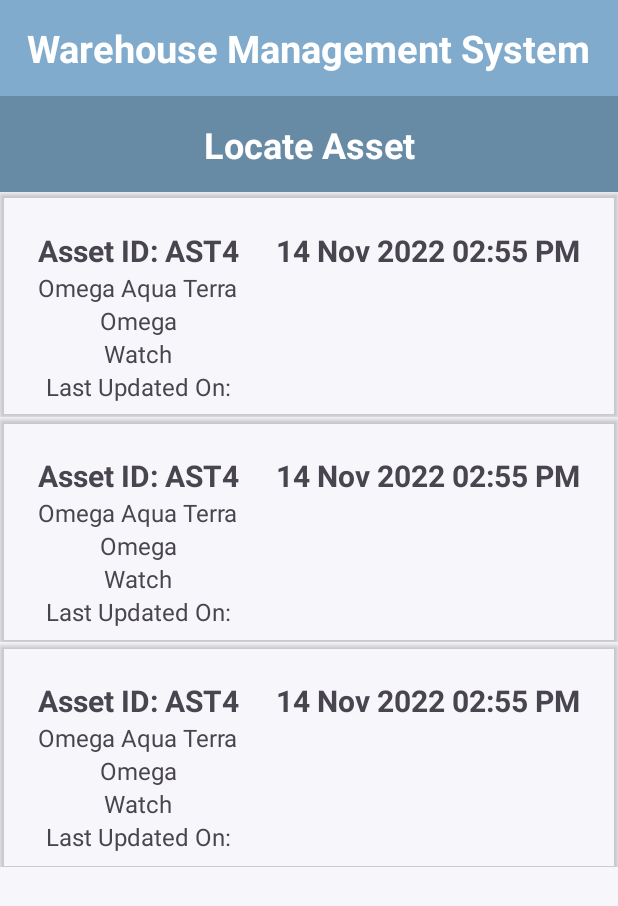
After one commit to insidetech21/cRFID-Android, an Android app: the layout locate_asset_activity.xml on its own in the app's theme, with its tools: preview values and no code run, on a phone screen of 412 x 824 dp. The commit adds this screen. Shown: the top 906 px of the screen. Run offline under Robolectric (Android 15) with nearby library versions, the phone set to English and light mode, and no system bars.

Commit message:
Locate Asset
-locate asset ui
-recyclerview common item for locate asset, material tag pair and unpair added.

```diff
--- a/app/src/main/AndroidManifest.xml
+++ b/app/src/main/AndroidManifest.xml
@@ -12,6 +12,9 @@
         android:supportsRtl="true"
         android:theme="@style/Theme.CRFID"
         tools:targetApi="31">
+        <activity
+            android:name=".Locate_Asset"
+            android:exported="false" />
         <activity
             android:name=".ReadMaterial"
             android:exported="false"
--- a/app/src/main/java/com/example/crfid/HomePage.java
+++ b/app/src/main/java/com/example/crfid/HomePage.java
@@ -1,14 +1,28 @@
 package com.example.crfid;
 
 import androidx.appcompat.app.AppCompatActivity;
+import androidx.cardview.widget.CardView;
 
+import android.content.Intent;
 import android.os.Bundle;
+import android.view.View;
 
 public class HomePage extends AppCompatActivity {
 
+
+    CardView locateCard;
     @Override
     protected void onCreate(Bundle savedInstanceState) {
         super.onCreate(savedInstanceState);
         setContentView(R.layout.activity_home_page);
+        locateCard=findViewById ( R.id.locateAssets );
+        locateCard.setOnClickListener ( new View.OnClickListener ( ) {
+            @Override
+            public
+            void onClick ( View view ) {
+                Intent intent=new Intent( HomePage.this, Locate_Asset.class );
+                startActivity(intent);
+            }
+        } );
     }
 }
--- /dev/null
+++ b/app/src/main/java/com/example/crfid/Locate_Asset.java
@@ -0,0 +1,16 @@
+package com.example.crfid;
+
+import androidx.appcompat.app.AppCompatActivity;
+
+import android.os.Bundle;
+
+public
+class Locate_Asset extends AppCompatActivity {
+
+    @Override
+    protected
+    void onCreate ( Bundle savedInstanceState ) {
+        super.onCreate ( savedInstanceState );
+        setContentView ( R.layout.locate_asset_activity );
+    }
+}
--- a/app/src/main/res/layout/activity_home_page.xml
+++ b/app/src/main/res/layout/activity_home_page.xml
@@ -179,7 +179,9 @@
         app:layout_constraintEnd_toEndOf="parent"
         app:layout_constraintHorizontal_bias="0.5"
         app:layout_constraintStart_toEndOf="@+id/readAssets"
-        app:layout_constraintTop_toTopOf="@+id/readAssets">
+        app:layout_constraintTop_toTopOf="@+id/readAssets"
+
+        >
 
         <androidx.constraintlayout.widget.ConstraintLayout
             android:layout_width="match_parent"
--- /dev/null
+++ b/app/src/main/res/layout/common_recycler_locate_tag_pair_unpair.xml
@@ -0,0 +1,96 @@
+<?xml version="1.0" encoding="utf-8"?>
+<androidx.constraintlayout.widget.ConstraintLayout xmlns:android="http://schemas.android.com/apk/res/android"
+    xmlns:app="http://schemas.android.com/apk/res-auto"
+    xmlns:tools="http://schemas.android.com/tools"
+    android:layout_width="match_parent"
+    android:layout_height="wrap_content"
+    >
+
+    <androidx.cardview.widget.CardView
+        android:layout_width="0dp"
+        android:layout_height="150dp"
+        app:cardBackgroundColor="@android:color/transparent"
+        app:layout_constraintBottom_toBottomOf="parent"
+        app:layout_constraintEnd_toEndOf="parent"
+        app:layout_constraintHorizontal_bias="1.0"
+        app:layout_constraintStart_toStartOf="parent"
+        app:layout_constraintTop_toTopOf="parent">
+
+        <androidx.constraintlayout.widget.ConstraintLayout
+            android:layout_width="match_parent"
+            android:layout_height="match_parent">
+
+            <TextView
+                android:id="@+id/assetID"
+                android:layout_width="wrap_content"
+                android:layout_height="wrap_content"
+                android:layout_marginTop="16dp"
+                android:text="Asset ID: AST4"
+                android:textSize="20sp"
+                android:textStyle="bold"
+                app:layout_constraintBottom_toTopOf="@+id/textView14"
+                app:layout_constraintEnd_toStartOf="@+id/dateTime"
+                app:layout_constraintHorizontal_bias="0.5"
+                app:layout_constraintStart_toStartOf="parent"
+                app:layout_constraintTop_toTopOf="parent"
+                app:layout_constraintVertical_chainStyle="packed" />
+
+            <TextView
+                android:id="@+id/dateTime"
+                android:layout_width="wrap_content"
+                android:layout_height="wrap_content"
+                android:text="14 Nov 2022 02:55 PM"
+                android:textSize="20sp"
+                android:textStyle="bold"
+                app:layout_constraintBottom_toBottomOf="@+id/assetID"
+                app:layout_constraintEnd_toEndOf="parent"
+                app:layout_constraintHorizontal_bias="0.5"
+                app:layout_constraintStart_toEndOf="@+id/assetID"
+                app:layout_constraintTop_toTopOf="@+id/assetID" />
+
+            <TextView
+                android:id="@+id/textView14"
+                android:layout_width="wrap_content"
+                android:layout_height="wrap_content"
+                android:text="Omega Aqua Terra"
+                android:textSize="16sp"
+                app:layout_constraintBottom_toTopOf="@+id/textView15"
+                app:layout_constraintEnd_toEndOf="@+id/assetID"
+                app:layout_constraintStart_toStartOf="@+id/assetID"
+                app:layout_constraintTop_toBottomOf="@+id/assetID" />
+
+            <TextView
+                android:id="@+id/textView15"
+                android:layout_width="wrap_content"
+                android:layout_height="wrap_content"
+                android:text="Omega"
+                android:textSize="16sp"
+                app:layout_constraintBottom_toTopOf="@+id/textView16"
+                app:layout_constraintEnd_toEndOf="@+id/textView14"
+                app:layout_constraintStart_toStartOf="@+id/textView14"
+                app:layout_constraintTop_toBottomOf="@+id/textView14" />
+
+            <TextView
+                android:id="@+id/textView16"
+                android:layout_width="wrap_content"
+                android:layout_height="wrap_content"
+                android:text="Watch"
+                android:textSize="16sp"
+                app:layout_constraintBottom_toTopOf="@+id/lastDate"
+                app:layout_constraintEnd_toEndOf="@+id/textView15"
+                app:layout_constraintStart_toStartOf="@+id/textView15"
+                app:layout_constraintTop_toBottomOf="@+id/textView15" />
+
+            <TextView
+                android:id="@+id/lastDate"
+                android:layout_width="wrap_content"
+                android:layout_height="wrap_content"
+                android:text="Last Updated On:"
+                android:textSize="16sp"
+                app:layout_constraintBottom_toBottomOf="parent"
+                app:layout_constraintEnd_toEndOf="@+id/textView16"
+                app:layout_constraintStart_toStartOf="@+id/textView16"
+                app:layout_constraintTop_toBottomOf="@+id/textView16" />
+        </androidx.constraintlayout.widget.ConstraintLayout>
+    </androidx.cardview.widget.CardView>
+</androidx.constraintlayout.widget.ConstraintLayout>
--- /dev/null
+++ b/app/src/main/res/layout/locate_asset_activity.xml
@@ -0,0 +1,72 @@
+<?xml version="1.0" encoding="utf-8"?>
+<androidx.constraintlayout.widget.ConstraintLayout xmlns:android="http://schemas.android.com/apk/res/android"
+    xmlns:app="http://schemas.android.com/apk/res-auto"
+    xmlns:tools="http://schemas.android.com/tools"
+    android:layout_width="match_parent"
+    android:layout_height="match_parent"
+    tools:context=".Locate_Asset">
+
+    <androidx.appcompat.widget.Toolbar
+        android:id="@+id/toolbar3"
+        android:layout_width="0dp"
+        android:layout_height="wrap_content"
+        android:background="#678aa5"
+        android:minHeight="?attr/actionBarSize"
+        android:theme="?attr/actionBarTheme"
+        app:layout_constraintEnd_toEndOf="parent"
+        app:layout_constraintStart_toStartOf="parent"
+        app:layout_constraintTop_toBottomOf="@id/toolbar4" />
+
+    <TextView
+        android:id="@+id/textView9"
+        android:layout_width="wrap_content"
+        android:layout_height="wrap_content"
+        android:text="Locate Asset"
+        android:textStyle="bold"
+        android:textColor="@color/white"
+        android:textSize="24sp"
+        app:layout_constraintTop_toTopOf="@id/toolbar3"
+        app:layout_constraintBottom_toBottomOf="@id/toolbar3"
+        app:layout_constraintStart_toStartOf="@id/toolbar3"
+        app:layout_constraintEnd_toEndOf="@id/toolbar3"
+
+        />
+
+    <androidx.recyclerview.widget.RecyclerView
+        android:id="@+id/locateRecycler"
+        android:layout_width="0dp"
+        android:layout_height="0dp"
+        app:layout_constraintBottom_toBottomOf="parent"
+        app:layout_constraintEnd_toEndOf="parent"
+        app:layout_constraintStart_toStartOf="parent"
+        app:layout_constraintTop_toBottomOf="@id/toolbar3"
+        android:background="#f7f6fb"
+        tools:listitem="@layout/common_recycler_locate_tag_pair_unpair"
+
+        />
+
+    <androidx.appcompat.widget.Toolbar
+        android:id="@+id/toolbar4"
+        android:layout_width="0dp"
+        android:layout_height="wrap_content"
+        android:background="#81abcc"
+        android:minHeight="?attr/actionBarSize"
+        android:theme="?attr/actionBarTheme"
+        app:layout_constraintEnd_toEndOf="parent"
+        app:layout_constraintStart_toStartOf="parent"
+        app:layout_constraintTop_toTopOf="parent" />
+
+    <TextView
+        android:id="@+id/textView10"
+        android:layout_width="wrap_content"
+        android:layout_height="wrap_content"
+        android:text="Warehouse Management System"
+        android:textColor="@color/white"
+        app:layout_constraintTop_toTopOf="@id/toolbar4"
+        app:layout_constraintBottom_toBottomOf="@id/toolbar4"
+        app:layout_constraintStart_toStartOf="@id/toolbar4"
+        app:layout_constraintEnd_toEndOf="@id/toolbar4"
+        android:textSize="25sp"
+        android:textStyle="bold"
+        />
+</androidx.constraintlayout.widget.ConstraintLayout>
```
